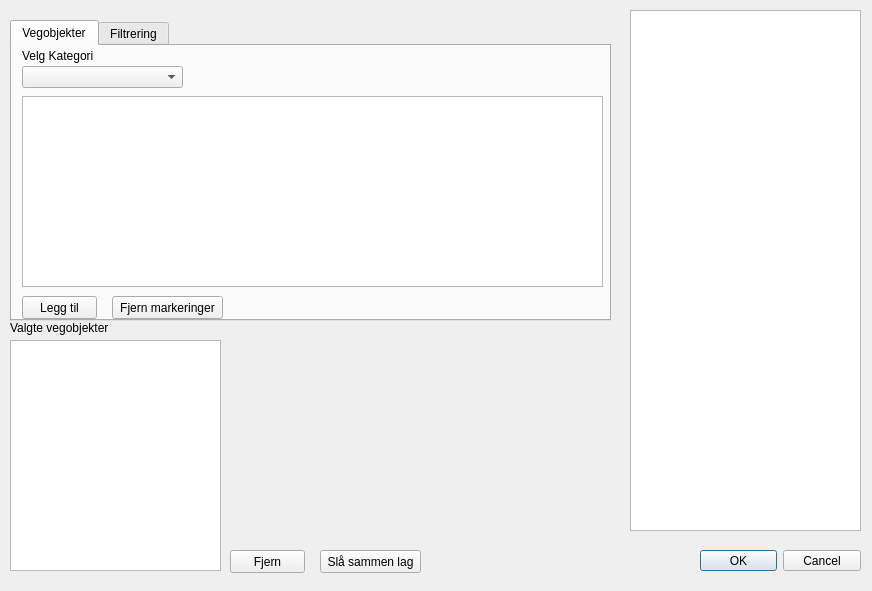
Old version of the form nvdb_qgis_plugin_dialog_base.ui in the repository vtfk/NVDB-qgis-plugin.
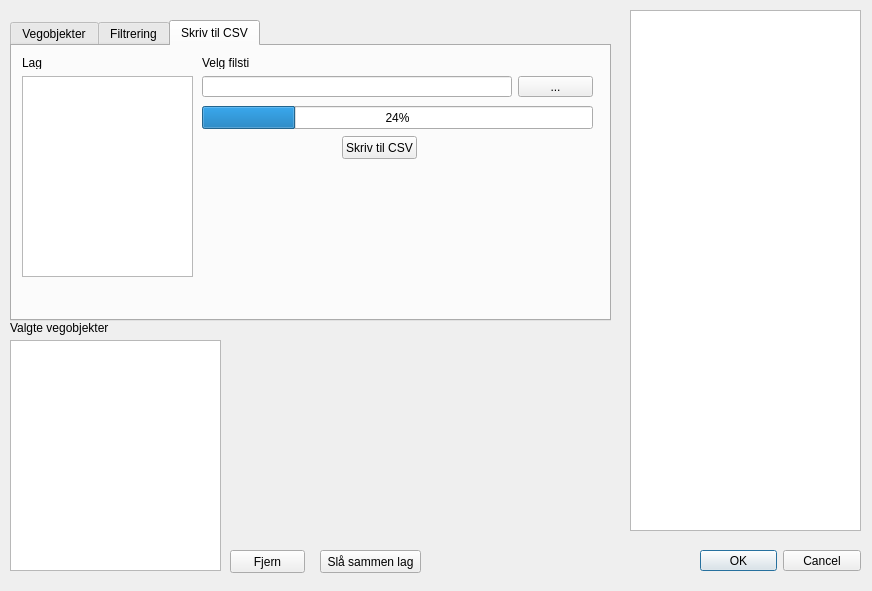
New version of the form.

What changed in the file:
```diff
--- a/nvdb_qgis_plugin_dialog_base.ui
+++ b/nvdb_qgis_plugin_dialog_base.ui
@@ -78,7 +78,7 @@
     </rect>
    </property>
    <property name="currentIndex">
-    <number>0</number>
+    <number>2</number>
    </property>
    <widget class="QWidget" name="tab">
     <attribute name="title">
@@ -292,6 +292,101 @@
      </property>
     </widget>
    </widget>
+   <widget class="QWidget" name="tab_3">
+    <attribute name="title">
+     <string>Skriv til CSV</string>
+    </attribute>
+    <widget class="QListView" name="listView_layers">
+     <property name="geometry">
+      <rect>
+       <x>10</x>
+       <y>30</y>
+       <width>171</width>
+       <height>201</height>
+      </rect>
+     </property>
+    </widget>
+    <widget class="QLabel" name="label_5">
+     <property name="geometry">
+      <rect>
+       <x>10</x>
+       <y>10</y>
+       <width>47</width>
+       <height>13</height>
+      </rect>
+     </property>
+     <property name="text">
+      <string>Lag</string>
+     </property>
+    </widget>
+    <widget class="QWidget" name="horizontalLayoutWidget">
+     <property name="geometry">
+      <rect>
+       <x>190</x>
+       <y>30</y>
+       <width>391</width>
+       <height>21</height>
+      </rect>
+     </property>
+     <layout class="QHBoxLayout" name="horizontalLayout">
+      <item>
+       <widget class="QLineEdit" name="lineEdit"/>
+      </item>
+      <item>
+       <widget class="QPushButton" name="pushButton">
+        <property name="maximumSize">
+         <size>
+          <width>75</width>
+          <height>23</height>
+         </size>
+        </property>
+        <property name="text">
+         <string>...</string>
+        </property>
+       </widget>
+      </item>
+     </layout>
+    </widget>
+    <widget class="QLabel" name="label_8">
+     <property name="geometry">
+      <rect>
+       <x>190</x>
+       <y>10</y>
+       <width>47</width>
+       <height>13</height>
+      </rect>
+     </property>
+     <property name="text">
+      <string>Velg filsti</string>
+     </property>
+    </widget>
+    <widget class="QProgressBar" name="progressBar">
+     <property name="geometry">
+      <rect>
+       <x>190</x>
+       <y>60</y>
+       <width>391</width>
+       <height>23</height>
+      </rect>
+     </property>
+     <property name="value">
+      <number>24</number>
+     </property>
+    </widget>
+    <widget class="QPushButton" name="pushButton_2">
+     <property name="geometry">
+      <rect>
+       <x>330</x>
+       <y>90</y>
+       <width>75</width>
+       <height>23</height>
+      </rect>
+     </property>
+     <property name="text">
+      <string>Skriv til CSV</string>
+     </property>
+    </widget>
+   </widget>
   </widget>
   <widget class="QPushButton" name="mergeButton">
    <property name="geometry">
```
